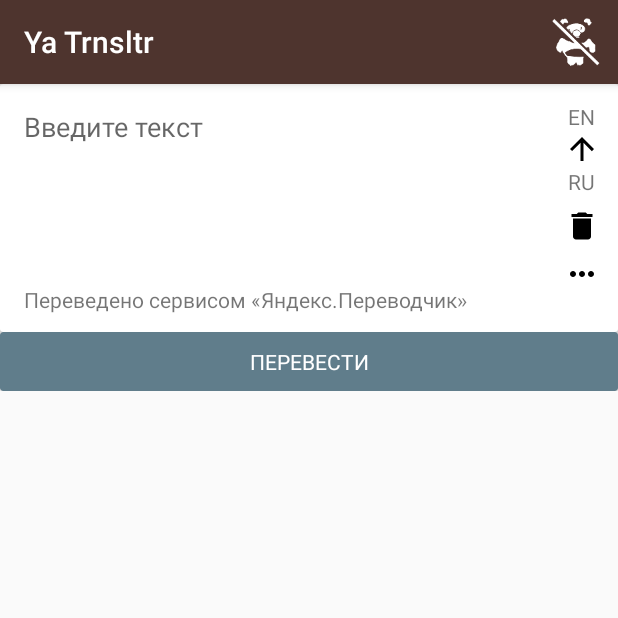
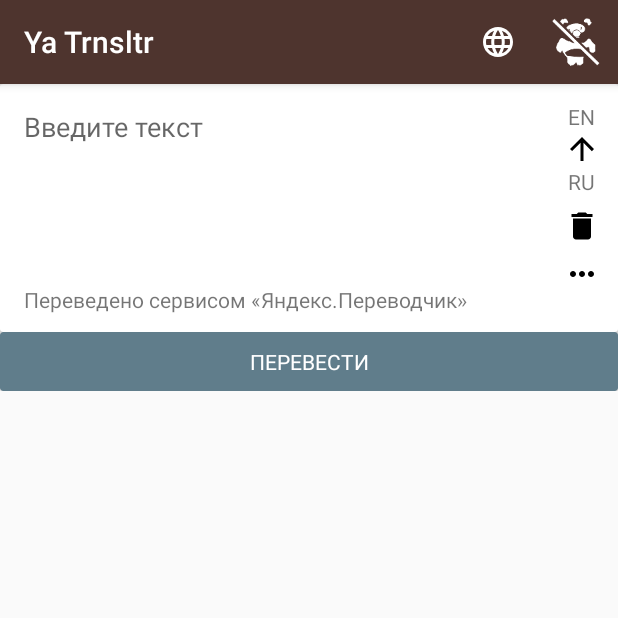
Before and after one commit to 3DRing/StonedTranslator, an Android app: the screen it shows after launch (MainActivity), on a phone screen of 412 x 824 dp, the top half of it. Run offline under Robolectric (Android 15) with nearby library versions, the phone set to English and light mode, and no system bars; our stand-ins replace ButterKnife; libraries missing offline, so code that uses them is left out: io.realm; 8 statements that could not run were skipped.

Commit message:
adding item in options menu for opening "choose language" screen, removing unnecessary long click on "swap lang" button

```diff
--- a/app/src/main/java/com/ringov/yatrnsltr/common_module/presenter/CommonPresenter.java
+++ b/app/src/main/java/com/ringov/yatrnsltr/common_module/presenter/CommonPresenter.java
@@ -66,4 +66,8 @@
                 .compose(Utils.setRxSchedulers())
                 .subscribe(getView()::showLanguagePair, this::handleError));
     }
+
+    public void onLanguagesClicked() {
+        getRouter().openChooseLanguageScreen();
+    }
 }
--- a/app/src/main/java/com/ringov/yatrnsltr/common_module/router/CommonRouter.java
+++ b/app/src/main/java/com/ringov/yatrnsltr/common_module/router/CommonRouter.java
@@ -7,4 +7,5 @@
  */
 
 public interface CommonRouter extends BaseRouter {
+    void openChooseLanguageScreen();
 }
--- a/app/src/main/java/com/ringov/yatrnsltr/common_module/router/CommonRouterImpl.java
+++ b/app/src/main/java/com/ringov/yatrnsltr/common_module/router/CommonRouterImpl.java
@@ -2,6 +2,7 @@
 
 import com.ringov.yatrnsltr.base.implementations.BaseRouterImpl;
 import com.ringov.yatrnsltr.base.implementations.ContextAdapter;
+import com.ringov.yatrnsltr.base.routing.StoryBoard;
 
 /**
  * Created by Sergey Koltsov on 17.04.2017.
@@ -11,4 +12,9 @@
     public CommonRouterImpl(ContextAdapter context) {
         super(context);
     }
+
+    @Override
+    public void openChooseLanguageScreen() {
+        context.start(StoryBoard.chooseLanguageScreen());
+    }
 }
--- a/app/src/main/java/com/ringov/yatrnsltr/translation_module/presenter/TranslationPresenter.java
+++ b/app/src/main/java/com/ringov/yatrnsltr/translation_module/presenter/TranslationPresenter.java
@@ -85,7 +85,4 @@
                 .subscribe(getView()::showLanguagePair, this::handleError));
     }
 
-    public void swapLangLongClicked() {
-        getRouter().openChooseLanguageScreen();
-    }
 }
--- a/app/src/main/java/com/ringov/yatrnsltr/translation_module/router/TranslationRouter.java
+++ b/app/src/main/java/com/ringov/yatrnsltr/translation_module/router/TranslationRouter.java
@@ -8,6 +8,4 @@
 
 public interface TranslationRouter extends BaseRouter {
     void openYandexTranslatePage();
-
-    void openChooseLanguageScreen();
 }
--- a/app/src/main/java/com/ringov/yatrnsltr/translation_module/router/TranslationRouterImpl.java
+++ b/app/src/main/java/com/ringov/yatrnsltr/translation_module/router/TranslationRouterImpl.java
@@ -18,9 +18,4 @@
     public void openYandexTranslatePage() {
         context.start(StoryBoard.yandexTranslateLink());
     }
-
-    @Override
-    public void openChooseLanguageScreen() {
-        context.start(StoryBoard.chooseLanguageScreen());
-    }
 }
--- /dev/null
+++ b/app/src/main/res/drawable/ic_language_24dp.xml
@@ -0,0 +1,9 @@
+<vector xmlns:android="http://schemas.android.com/apk/res/android"
+    android:width="24dp"
+    android:height="24dp"
+    android:viewportHeight="24.0"
+    android:viewportWidth="24.0">
+    <path
+        android:fillColor="@android:color/white"
+        android:pathData="M11.99,2C6.47,2 2,6.48 2,12s4.47,10 9.99,10C17.52,22 22,17.52 22,12S17.52,2 11.99,2zM18.92,8h-2.95c-0.32,-1.25 -0.78,-2.45 -1.38,-3.56 1.84,0.63 3.37,1.91 4.33,3.56zM12,4.04c0.83,1.2 1.48,2.53 1.91,3.96h-3.82c0.43,-1.43 1.08,-2.76 1.91,-3.96zM4.26,14C4.1,13.36 4,12.69 4,12s0.1,-1.36 0.26,-2h3.38c-0.08,0.66 -0.14,1.32 -0.14,2 0,0.68 0.06,1.34 0.14,2L4.26,14zM5.08,16h2.95c0.32,1.25 0.78,2.45 1.38,3.56 -1.84,-0.63 -3.37,-1.9 -4.33,-3.56zM8.03,8L5.08,8c0.96,-1.66 2.49,-2.93 4.33,-3.56C8.81,5.55 8.35,6.75 8.03,8zM12,19.96c-0.83,-1.2 -1.48,-2.53 -1.91,-3.96h3.82c-0.43,1.43 -1.08,2.76 -1.91,3.96zM14.34,14L9.66,14c-0.09,-0.66 -0.16,-1.32 -0.16,-2 0,-0.68 0.07,-1.35 0.16,-2h4.68c0.09,0.65 0.16,1.32 0.16,2 0,0.68 -0.07,1.34 -0.16,2zM14.59,19.56c0.6,-1.11 1.06,-2.31 1.38,-3.56h2.95c-0.96,1.65 -2.49,2.93 -4.33,3.56zM16.36,14c0.08,-0.66 0.14,-1.32 0.14,-2 0,-0.68 -0.06,-1.34 -0.14,-2h3.38c0.16,0.64 0.26,1.31 0.26,2s-0.1,1.36 -0.26,2h-3.38z" />
+</vector>
--- a/app/src/main/res/menu/stoned_menu_false.xml
+++ b/app/src/main/res/menu/stoned_menu_false.xml
@@ -1,9 +1,18 @@
 <?xml version="1.0" encoding="utf-8"?>
 <menu xmlns:android="http://schemas.android.com/apk/res/android"
     xmlns:app="http://schemas.android.com/apk/res-auto">
+
+    <!--learn how to avoid this repetition-->
+    <item
+        android:id="@+id/menu_languages"
+        android:icon="@drawable/ic_language_24dp"
+        android:title="@string/languages_title"
+        app:showAsAction="ifRoom" />
+
     <item
         android:id="@+id/menu_stoned_mode"
         android:icon="@drawable/ic_stoned_bear_white_false"
-        android:title=""
+        android:title="@string/stoned_mode_title"
         app:showAsAction="always" />
+
 </menu>
--- a/app/src/main/res/menu/stoned_menu_true.xml
+++ b/app/src/main/res/menu/stoned_menu_true.xml
@@ -1,9 +1,18 @@
 <?xml version="1.0" encoding="utf-8"?>
 <menu xmlns:android="http://schemas.android.com/apk/res/android"
     xmlns:app="http://schemas.android.com/apk/res-auto">
+
+    <!--learn how to avoid this repetition-->
+    <item
+        android:id="@+id/menu_languages"
+        android:icon="@drawable/ic_language_24dp"
+        android:title="@string/languages_title"
+        app:showAsAction="ifRoom" />
+
     <item
         android:id="@+id/menu_stoned_mode"
         android:icon="@drawable/ic_stoned_bear_white_true"
         android:title=""
         app:showAsAction="always" />
+
 </menu>
--- a/app/src/main/res/values/strings.xml
+++ b/app/src/main/res/values/strings.xml
@@ -20,4 +20,6 @@
     <string name="internal_exception_appeared">Произошла внутренняя ошибка</string>
     <string name="unknown_exception_appeared">Произошла неизвестная ошибка</string>
     <string name="hello_stoned">првет</string>
+    <string name="stoned_mode_title">Упоротый</string>
+    <string name="languages_title">Языки</string>
 </resources>
```
Also changed, not shown: app/src/main/java/com/ringov/yatrnsltr/common_module/view/MainActivity.java (+7 -2 lines), app/src/main/java/com/ringov/yatrnsltr/translation_module/view/TranslateFragment.java (+0 -7 lines), app/src/main/res/drawable/ic_arrow_forward_24dp.xml (added, +9 -0 lines).
